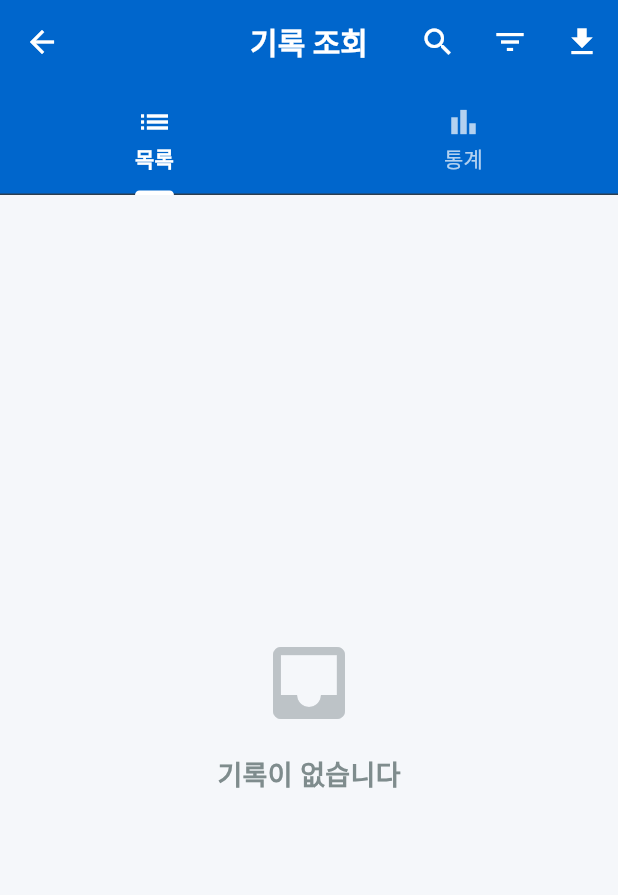
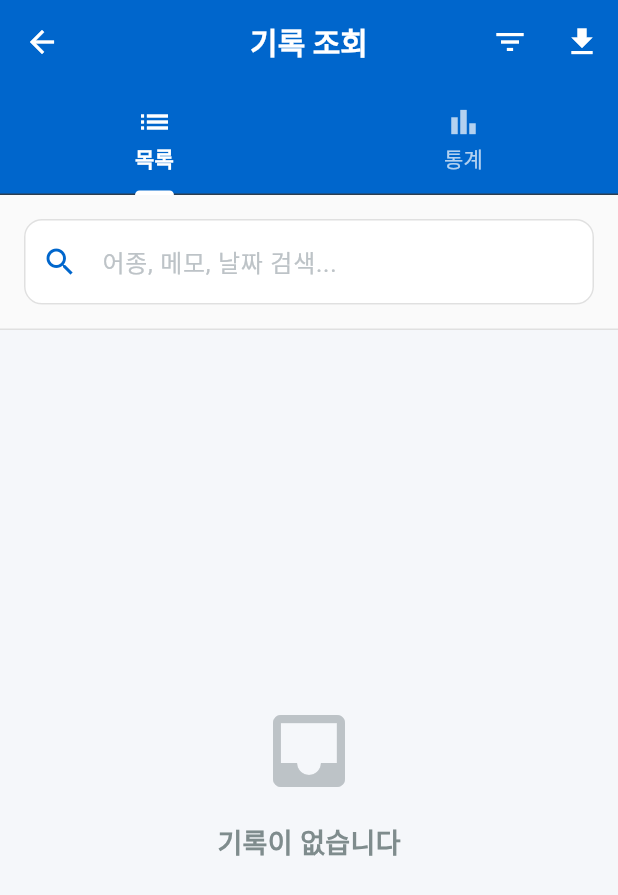
Before and after one commit to dayoumin/species-GPS, a Flutter app: the RecordsListScreenV2 screen opened directly, on a phone screen of 412 x 824 dp. Shown: the top 895 px of the screen. Run offline on Flutter 3.47's test engine with Material 3 defaults, Android fonts, the phone set to English and light mode, and no system bars; our stand-ins replace camera, csv, fl_chart, flutter_image_compress, flutter_map, geolocator and 9 more; missing offline and left inert: excel, flutter_map_marker_cluster, record; accounts and stored records are empty.

Commit message:
feat: 검색 UI 개선 및 사용성 향상
검색 UI 개선사항:
- AppBar에서 목록 상단으로 검색 영역 이동
- 입력 글자 색상을 진한 색으로 변경하여 가독성 향상
- 둥근 모서리 디자인과 포커스 효과 추가
- 검색어 입력시 X 버튼으로 쉬운 초기화
- 검색 결과 없을 때 맞춤형 안내 메시지

기술적 개선:
- records_list_screen_v2.dart: 검색 섹션 분리 및 UI 개선
- 불필요한 _isSearching, _toggleSearch 메서드 제거
- 명확한 컬러 스키마 적용 (primary blue, dark text)
- 검색 상태별 빈 화면 메시지 개선

🤖 Generated with [Claude Code](https://claude.ai/code)

Co-Authored-By: Claude <noreply@anthropic.com>

```diff
--- a/species_gps/lib/screens/records_list_screen_v2.dart
+++ b/species_gps/lib/screens/records_list_screen_v2.dart
@@ -30,7 +30,6 @@ class _RecordsListScreenV2State extends State<RecordsListScreenV2>
   DateTime? _selectedDate;
   String _selectedPeriod = '전체'; // 전체, 주간, 월별, 분기, 년도
   String _searchQuery = '';
-  bool _isSearching = false;
 
   @override
   void initState() {
@@ -45,15 +44,6 @@ class _RecordsListScreenV2State extends State<RecordsListScreenV2>
     super.dispose();
   }
 
-  void _toggleSearch() {
-    setState(() {
-      _isSearching = !_isSearching;
-      if (!_isSearching) {
-        _searchController.clear();
-        _searchQuery = '';
-      }
-    });
-  }
 
   void _onSearchChanged(String query) {
     setState(() {
@@ -454,20 +444,7 @@ class _RecordsListScreenV2State extends State<RecordsListScreenV2>
   Widget build(BuildContext context) {
     return Scaffold(
       appBar: AppBar(
-        title: _isSearching
-            ? TextField(
-                controller: _searchController,
-                onChanged: _onSearchChanged,
-                style: const TextStyle(color: Colors.white),
-                decoration: const InputDecoration(
-                  hintText: '어종, 메모, 날짜 검색...',
-                  hintStyle: TextStyle(color: Colors.white70),
-                  border: InputBorder.none,
-                  prefixIcon: Icon(Icons.search, color: Colors.white70),
-                ),
-                autofocus: true,
-              )
-            : const Text('기록 조회'),
+        title: const Text('기록 조회'),
         bottom: TabBar(
           controller: _tabController,
           indicatorColor: AppColors.white,
@@ -493,11 +470,6 @@ class _RecordsListScreenV2State extends State<RecordsListScreenV2>
           ],
         ),
         actions: [
-          IconButton(
-            icon: Icon(_isSearching ? Icons.close : Icons.search),
-            onPressed: _toggleSearch,
-            tooltip: _isSearching ? '검색 닫기' : '검색',
-          ),
           IconButton(
             icon: const Icon(Icons.filter_list),
             onPressed: _showFilterDialog,
@@ -536,6 +508,94 @@ class _RecordsListScreenV2State extends State<RecordsListScreenV2>
   }
 
   Widget _buildListTab(List<FishingRecord> records) {
+    return Column(
+      children: [
+        // 검색 섹션
+        _buildSearchSection(),
+
+        // 목록 내용
+        Expanded(
+          child: _buildListContent(records),
+        ),
+      ],
+    );
+  }
+
+  Widget _buildSearchSection() {
+    return Container(
+      padding: const EdgeInsets.all(AppDimensions.paddingM),
+      decoration: BoxDecoration(
+        color: Colors.grey[50],
+        border: Border(
+          bottom: BorderSide(
+            color: Colors.grey[300]!,
+            width: 1,
+          ),
+        ),
+      ),
+      child: TextField(
+        controller: _searchController,
+        onChanged: _onSearchChanged,
+        style: TextStyle(
+          color: AppColors.textPrimary,
+          fontSize: 16,
+        ),
+        decoration: InputDecoration(
+          hintText: '어종, 메모, 날짜 검색...',
+          hintStyle: TextStyle(
+            color: AppColors.textHint,
+            fontSize: 16,
+          ),
+          prefixIcon: Icon(
+            Icons.search,
+            color: AppColors.primaryBlue,
+            size: 24,
+          ),
+          suffixIcon: _searchQuery.isNotEmpty
+              ? IconButton(
+                  icon: Icon(
+                    Icons.clear,
+                    color: AppColors.textSecondary,
+                  ),
+                  onPressed: () {
+                    _searchController.clear();
+                    _onSearchChanged('');
+                  },
+                )
+              : null,
+          filled: true,
+          fillColor: Colors.white,
+          border: OutlineInputBorder(
+            borderRadius: BorderRadius.circular(12),
+            borderSide: BorderSide(
+              color: Colors.grey[300]!,
+              width: 1,
+            ),
+          ),
+          focusedBorder: OutlineInputBorder(
+            borderRadius: BorderRadius.circular(12),
+            borderSide: BorderSide(
+              color: AppColors.primaryBlue,
+              width: 2,
+            ),
+          ),
+          enabledBorder: OutlineInputBorder(
+            borderRadius: BorderRadius.circular(12),
+            borderSide: BorderSide(
+              color: Colors.grey[300]!,
+              width: 1,
+            ),
+          ),
+          contentPadding: const EdgeInsets.symmetric(
+            horizontal: 16,
+            vertical: 16,
+          ),
+        ),
+      ),
+    );
+  }
+
+  Widget _buildListContent(List<FishingRecord> records) {
     if (records.isEmpty) {
       return Center(
         child: Column(
@@ -548,12 +608,31 @@ class _RecordsListScreenV2State extends State<RecordsListScreenV2>
             ),
             const SizedBox(height: AppDimensions.paddingM),
             Text(
-              '기록이 없습니다',
+              _searchQuery.isNotEmpty
+                  ? '검색 결과가 없습니다'
+                  : '기록이 없습니다',
               style: AppTextStyles.headlineMedium.copyWith(
                 color: AppColors.textSecondary,
               ),
             ),
-            if (_selectedSpecies != null || _selectedDate != null) ...[
+            if (_searchQuery.isNotEmpty) ...[
+              const SizedBox(height: AppDimensions.paddingS),
+              Text(
+                '"$_searchQuery"에 해당하는 기록을 찾을 수 없습니다',
+                style: AppTextStyles.bodyMedium.copyWith(
+                  color: AppColors.textHint,
+                ),
+                textAlign: TextAlign.center,
+              ),
+              const SizedBox(height: AppDimensions.paddingM),
+              TextButton(
+                onPressed: () {
+                  _searchController.clear();
+                  _onSearchChanged('');
+                },
+                child: const Text('검색 초기화'),
+              ),
+            ] else if (_selectedSpecies != null || _selectedDate != null) ...[
               const SizedBox(height: AppDimensions.paddingS),
               TextButton(
                 onPressed: () {
```
